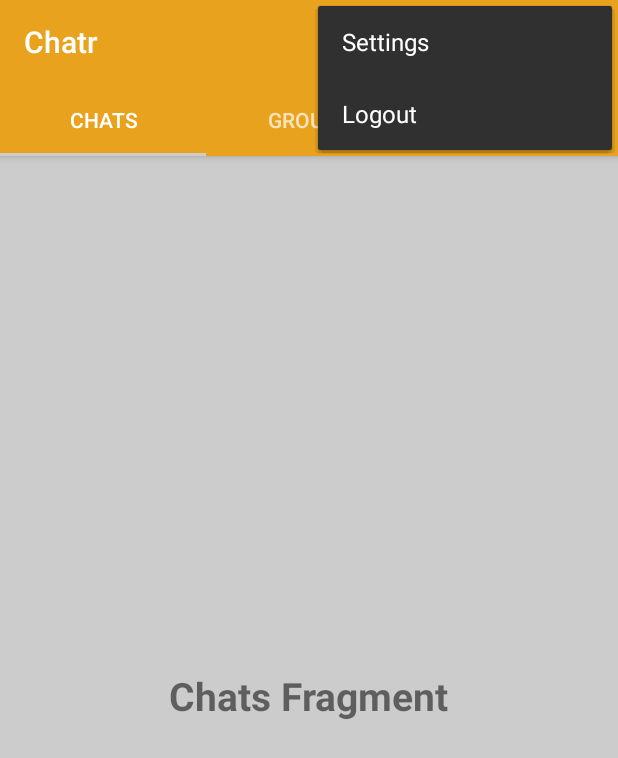
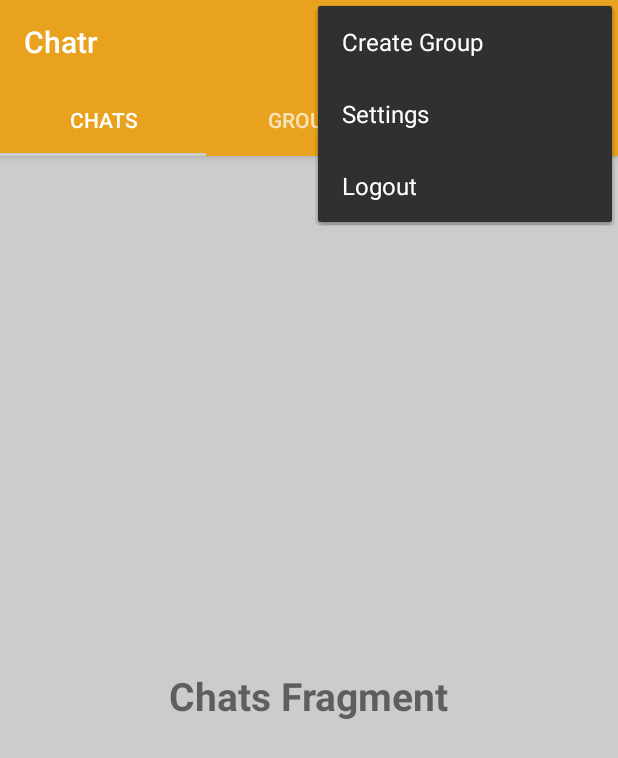
Before and after one commit to Mikksam/Chatr, an Android app: the MainActivity screen opened directly, with no data from a screen before it, with the options menu open, on a phone screen of 412 x 824 dp. Shown: the top 758 px of the screen. Run offline under Robolectric (Android 15) with nearby library versions, the phone set to English and light mode, and no system bars; our stand-ins replace Firebase (no records; nobody signed in at launch, a user with empty details on screens opened directly); 1 statement that could not run was skipped.

Commit message:
GroupChat creation and display from BD

```diff
--- a/app/src/main/java/com/example/chatr/GroupChatsFragment.java
+++ b/app/src/main/java/com/example/chatr/GroupChatsFragment.java
@@ -3,11 +3,26 @@ package com.example.chatr;
 
 import android.os.Bundle;
 
+import androidx.annotation.NonNull;
 import androidx.fragment.app.Fragment;
 
 import android.view.LayoutInflater;
 import android.view.View;
 import android.view.ViewGroup;
+import android.widget.ArrayAdapter;
+import android.widget.ListView;
+
+import com.google.firebase.database.DataSnapshot;
+import com.google.firebase.database.DatabaseError;
+import com.google.firebase.database.DatabaseReference;
+import com.google.firebase.database.FirebaseDatabase;
+import com.google.firebase.database.ValueEventListener;
+
+import java.util.ArrayList;
+import java.util.HashSet;
+import java.util.Iterator;
+import java.util.List;
+import java.util.Set;
 
 
 /**
@@ -15,6 +30,12 @@ import android.view.ViewGroup;
  */
 public class GroupChatsFragment extends Fragment {
 
+    private View groupFragmentView;
+    private ListView groupListView;
+    private ArrayAdapter<String> arrayAdapter;
+    private ArrayList<String> groupList = new ArrayList<>();
+
+    private DatabaseReference DBRef;
 
     public GroupChatsFragment() {
         // Required empty public constructor
@@ -24,8 +45,52 @@ public class GroupChatsFragment extends Fragment {
     @Override
     public View onCreateView(LayoutInflater inflater, ViewGroup container,
                              Bundle savedInstanceState) {
-        // Inflate the layout for this fragment
-        return inflater.inflate(R.layout.fragment_group_chats, container, false);
+
+        groupFragmentView = inflater.inflate(R.layout.fragment_group_chats, container, false);
+
+        DBRef = FirebaseDatabase.getInstance().getReference().child("Groups");
+
+        InitializeComponents();
+
+        GetAndDisplayGroups();
+
+        return groupFragmentView;
+
+    }
+
+    //Retrieve groups from DB and display them in the view
+    private void GetAndDisplayGroups() {
+
+        DBRef.addValueEventListener(new ValueEventListener() {
+            @Override
+            public void onDataChange(@NonNull DataSnapshot dataSnapshot) {
+
+                Set<String> set = new HashSet<>();
+                Iterator iterator = dataSnapshot.getChildren().iterator();
+
+                while (iterator.hasNext()){
+
+                    set.add(((DataSnapshot) iterator.next()).getKey());
+                }
+                groupList.clear();
+                groupList.addAll(set);
+            }
+
+            @Override
+            public void onCancelled(@NonNull DatabaseError databaseError) {
+
+            }
+        });
+    }
+
+    //Initialize components for the view
+    private void InitializeComponents() {
+
+        groupListView = (ListView) groupFragmentView.findViewById(R.id.list_view);
+        arrayAdapter = new ArrayAdapter<String>(getContext(), android.R.layout.simple_list_item_1, groupList);
+        groupListView.setAdapter(arrayAdapter);
+
+
     }
 
 }
--- a/app/src/main/res/menu/options_menu.xml
+++ b/app/src/main/res/menu/options_menu.xml
@@ -1,6 +1,13 @@
 <?xml version="1.0" encoding="utf-8"?>
 <menu xmlns:android="http://schemas.android.com/apk/res/android"
     xmlns:app="http://schemas.android.com/apk/res-auto">
+
+    <item
+        android:title="Create Group"
+        android:id="@+id/menu_group_option"
+        app:showAsAction="never"
+        >
+    </item>
 
     <item
         android:title="Settings"
--- a/app/src/main/res/values/styles.xml
+++ b/app/src/main/res/values/styles.xml
@@ -8,4 +8,8 @@
         <item name="colorAccent">@color/colorAccent</item>
     </style>
 
+    <style name="AlertDialog" parent="Theme.AppCompat.Dialog">
+
+    </style>
+
 </resources>
```
Also changed, not shown: app/src/main/java/com/example/chatr/MainActivity.java (+79 -24 lines), app/src/main/res/layout/fragment_group_chats.xml (+4 -9 lines).
